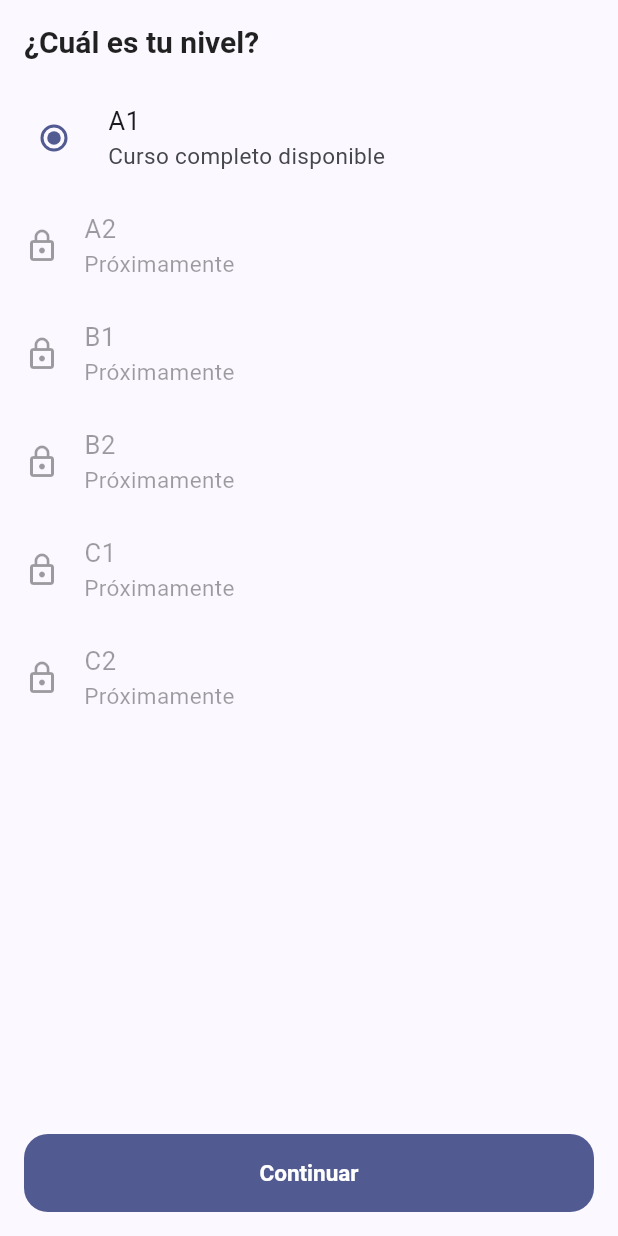
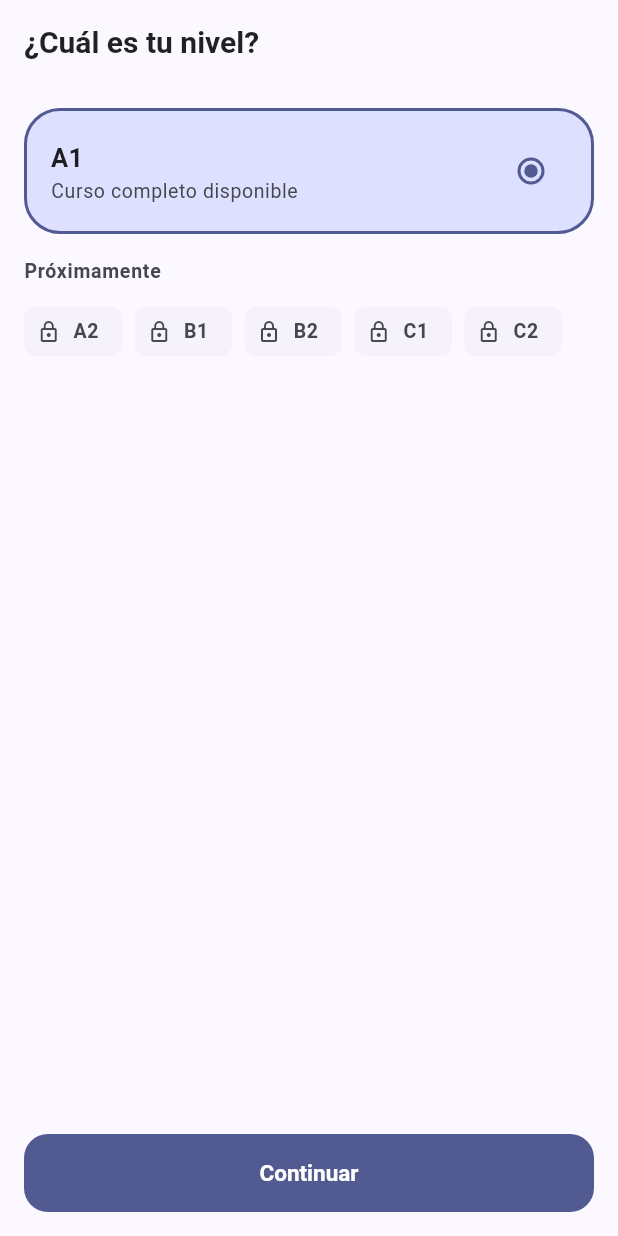
Before and after one commit to JordiRibasOficial/App-para-aprender-idiomas, a Flutter app: the LevelSelectionScreen screen opened by its route, on a phone screen of 412 x 824 dp. Run offline on Flutter 3.47's test engine with Material 3 defaults, Android fonts, the phone set to English and light mode, and no system bars; our stand-ins replace flutter_riverpod, go_router, google_mobile_ads, in_app_purchase, shared_preferences, sqflite; accounts and stored records are empty.

Commit message:
feat: redesign level selection with a card + locked-chip layout
Same treatment as language selection: the available level (A1) becomes
a selectable card matching the rest of onboarding, and the 5 disabled
ListTiles for future levels collapse into a compact "Próximamente"
chip row instead of taking up most of the screen with greyed-out rows.

Co-Authored-By: Claude Sonnet 5 <noreply@anthropic.com>
Claude-Session: https://claude.ai/code/session_01Tq6umr1f1cRXRdz29HZW9e

```diff
--- a/src/mobile/lib/presentation/onboarding/level_selection_screen.dart
+++ b/src/mobile/lib/presentation/onboarding/level_selection_screen.dart
@@ -3,6 +3,7 @@ import 'package:flutter_riverpod/flutter_riverpod.dart';
 import 'package:go_router/go_router.dart';
 
 import '../providers/onboarding_providers.dart';
+import '../theme/app_theme.dart';
 
 class LevelSelectionScreen extends ConsumerWidget {
   const LevelSelectionScreen({super.key});
@@ -13,39 +14,75 @@ class LevelSelectionScreen extends ConsumerWidget {
   @override
   Widget build(BuildContext context, WidgetRef ref) {
     final selected = ref.watch(onboardingSelectedLevelProvider);
+    final scheme = Theme.of(context).colorScheme;
+    final textTheme = Theme.of(context).textTheme;
 
     return Scaffold(
       appBar: AppBar(title: const Text('¿Cuál es tu nivel?')),
       body: ListView(
+        padding: const EdgeInsets.all(AppTheme.spaceMd),
         children: [
           RadioGroup<String>(
             groupValue: selected,
             onChanged: (value) {
-              if (value != null) ref.read(onboardingSelectedLevelProvider.notifier).select(value);
+              if (value != null) {
+                ref
+                    .read(onboardingSelectedLevelProvider.notifier)
+                    .select(value);
+              }
             },
             child: Column(
               children: [
                 for (final level in _availableLevels)
-                  RadioListTile<String>(
-                    value: level,
-                    title: Text(level),
-                    subtitle: const Text('Curso completo disponible'),
+                  Padding(
+                    padding: const EdgeInsets.only(bottom: AppTheme.spaceSm),
+                    child: _LevelCard(
+                      level: level,
+                      selected: selected == level,
+                      onTap: () => ref
+                          .read(onboardingSelectedLevelProvider.notifier)
+                          .select(level),
+                    ),
                   ),
               ],
             ),
           ),
-          for (final level in _comingSoonLevels)
-            ListTile(
-              enabled: false,
-              leading: const Icon(Icons.lock_outline),
-              title: Text(level),
-              subtitle: const Text('Próximamente'),
+          if (_comingSoonLevels.isNotEmpty) ...[
+            Padding(
+              padding: const EdgeInsets.symmetric(vertical: AppTheme.spaceSm),
+              child: Text(
+                'Próximamente',
+                style: textTheme.labelMedium?.copyWith(
+                  color: scheme.onSurfaceVariant,
+                ),
+              ),
             ),
+            Wrap(
+              spacing: AppTheme.spaceSm,
+              runSpacing: AppTheme.spaceSm,
+              children: [
+                for (final level in _comingSoonLevels)
+                  Chip(
+                    avatar: Icon(
+                      Icons.lock_outline,
+                      size: 16,
+                      color: scheme.onSurfaceVariant,
+                    ),
+                    label: Text(level),
+                    backgroundColor: scheme.surfaceContainerLow,
+                    labelStyle: textTheme.labelMedium?.copyWith(
+                      color: scheme.onSurfaceVariant,
+                    ),
+                    side: BorderSide.none,
+                  ),
+              ],
+            ),
+          ],
         ],
       ),
       bottomNavigationBar: SafeArea(
         child: Padding(
-          padding: const EdgeInsets.all(16),
+          padding: const EdgeInsets.all(AppTheme.spaceMd),
           child: FilledButton(
             onPressed: () => context.push('/onboarding/auth'),
             child: const Text('Continuar'),
@@ -55,3 +92,62 @@ class LevelSelectionScreen extends ConsumerWidget {
     );
   }
 }
+
+class _LevelCard extends StatelessWidget {
+  const _LevelCard({
+    required this.level,
+    required this.selected,
+    required this.onTap,
+  });
+
+  final String level;
+  final bool selected;
+  final VoidCallback onTap;
+
+  @override
+  Widget build(BuildContext context) {
+    final scheme = Theme.of(context).colorScheme;
+    final textTheme = Theme.of(context).textTheme;
+
+    return Material(
+      color: selected ? scheme.primaryContainer : scheme.surfaceContainerLow,
+      borderRadius: BorderRadius.circular(AppTheme.radiusLg),
+      child: InkWell(
+        borderRadius: BorderRadius.circular(AppTheme.radiusLg),
+        onTap: onTap,
+        child: Container(
+          padding: const EdgeInsets.symmetric(
+            horizontal: AppTheme.spaceMd,
+            vertical: AppTheme.spaceMd,
+          ),
+          decoration: BoxDecoration(
+            borderRadius: BorderRadius.circular(AppTheme.radiusLg),
+            border: Border.all(
+              color: selected ? scheme.primary : Colors.transparent,
+              width: 2,
+            ),
+          ),
+          child: Row(
+            children: [
+              Expanded(
+                child: Column(
+                  crossAxisAlignment: CrossAxisAlignment.start,
+                  children: [
+                    Text(level, style: textTheme.titleMedium),
+                    Text(
+                      'Curso completo disponible',
+                      style: textTheme.bodySmall?.copyWith(
+                        color: scheme.onSurfaceVariant,
+                      ),
+                    ),
+                  ],
+                ),
+              ),
+              Radio<String>(value: level),
+            ],
+          ),
+        ),
+      ),
+    );
+  }
+}
```
